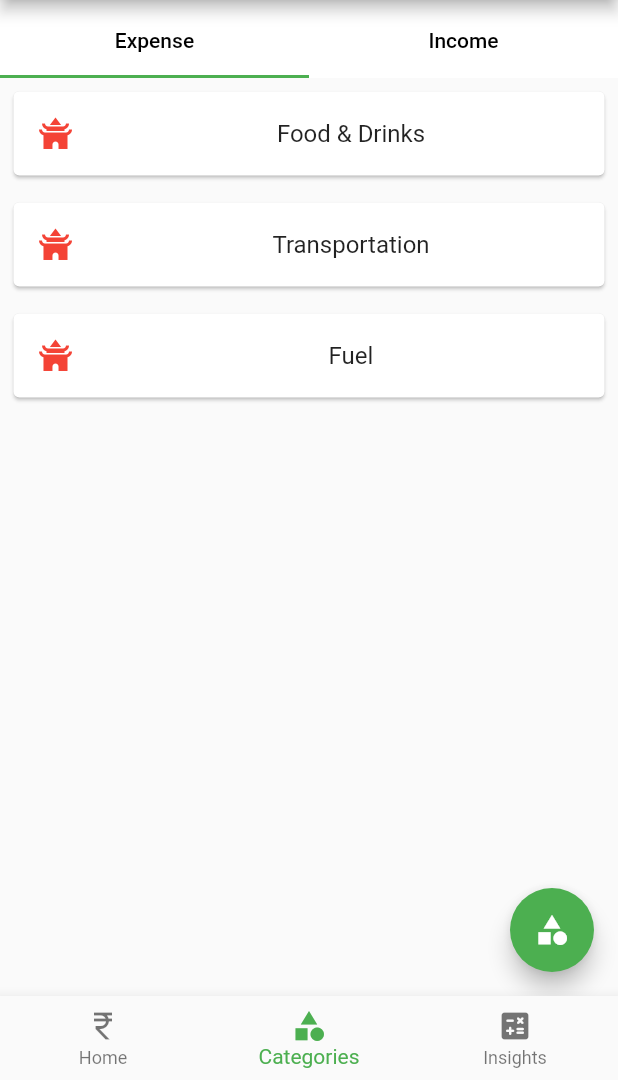
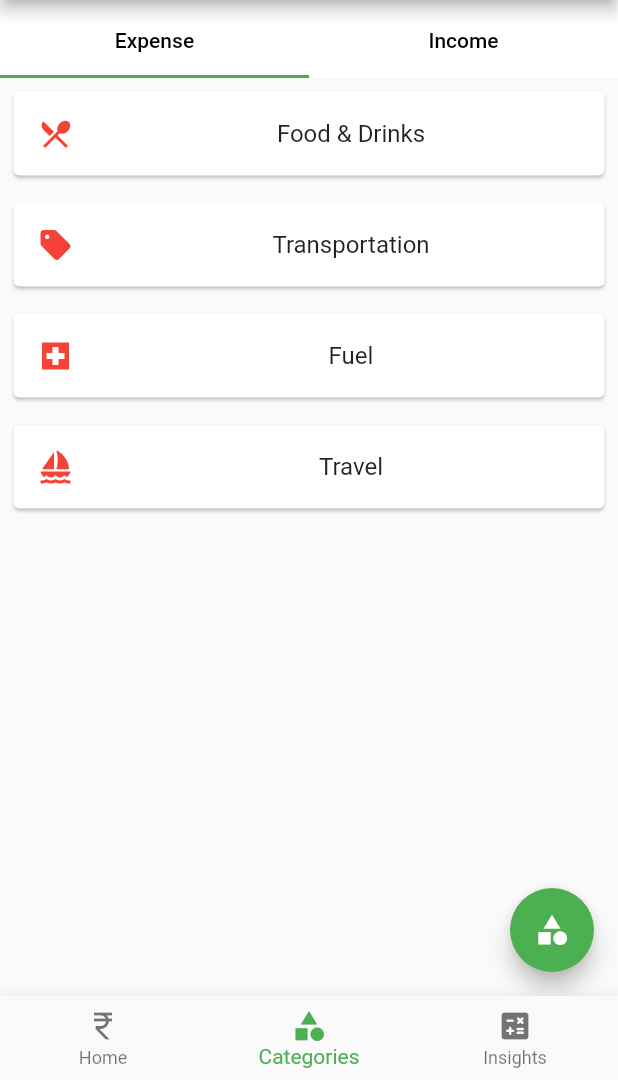
Before and after one commit to aryanPokharel/BudgetBuddy, a Flutter app: the screen it shows after launch, item 2 of the bottom bar chosen, on a phone screen of 412 x 824 dp, the part 156-1236 px from its top. Run offline on Flutter 3.47's test engine with Material 2 defaults, Android fonts, the phone set to English and light mode, and no system bars.

Commit message:
category add with icon made

```diff
--- a/lib/Screens/Categories.dart
+++ b/lib/Screens/Categories.dart
@@ -46,7 +46,7 @@ class _CategoriesState extends State<Categories> {
         floatingActionButtonLocation: FloatingActionButtonLocation.endFloat,
         floatingActionButton: FloatingActionButton(
           onPressed: () {
-            Navigator.pushNamed(context, "/addTransaction");
+            Navigator.pushNamed(context, "/addCategory");
           },
           child: const Icon(Icons.category),
         ),
@@ -90,8 +90,9 @@ class _CategoriesState extends State<Categories> {
                                       expenseCategories[index]['title'],
                                   _toggleOverlay(),
                                 },
-                                leading: const Icon(
-                                  Icons.temple_buddhist,
+                                leading: Icon(
+                                  IconData(expenseCategories[index]['icon'],
+                                      fontFamily: 'MaterialIcons'),
                                   color: Colors.red,
                                 ),
                                 title: Center(
@@ -183,9 +184,10 @@ class _CategoriesState extends State<Categories> {
                                       incomeCategories[index]['title'],
                                   _toggleOverlay()
                                 },
-                                leading: const Icon(
-                                  Icons.temple_buddhist,
-                                  color: Colors.green,
+                                leading: Icon(
+                                  IconData(incomeCategories[index]['icon'],
+                                      fontFamily: 'MaterialIcons'),
+                                  color: Colors.red,
                                 ),
                                 title: Center(
                                   child: Text(
--- a/lib/StateManagement/states.dart
+++ b/lib/StateManagement/states.dart
@@ -6,13 +6,12 @@ class StateProvider with ChangeNotifier {
 
   // Category States
   final List<dynamic> _categoryList = [
-    // "Sports", "Fun", "Cafe Hopping"
-    {"type": "Expense", "title": "Food & Drinks", "icon": "Icons.coffee"},
-    {"type": "Expense", "title": "Transportation", "icon": "Icons.fire_truck"},
-    {"type": "Expense", "title": "Fuel", "icon": "Icons.oil_barrel"},
-
-    {"type": "Income", "title": "Salary", "icon": "Icons.money"},
-    {"type": "Income", "title": "Dakshina", "icon": "Icons.temple_hindu"}
+    {"type": "Expense", "title": "Food & Drinks", "icon": 0xE390},
+    {"type": "Expense", "title": "Transportation", "icon": 0xe570},
+    {"type": "Expense", "title": "Fuel", "icon": 0xEA90},
+    {"type": "Expense", "title": "Travel", "icon": 0xec43},
+    {"type": "Income", "title": "Salary", "icon": 0xE227},
+    {"type": "Income", "title": "Dakshina", "icon": 0xEB09},
   ];
 
   List<dynamic> get categoryList => _categoryList;
--- a/lib/main.dart
+++ b/lib/main.dart
@@ -1,3 +1,4 @@
+import 'package:budget_buddy/Screens/AddCategory.dart';
 import 'package:budget_buddy/Screens/AddTransaction.dart';
 import 'package:budget_buddy/Screens/Home.dart';
 import 'package:budget_buddy/StateManagement/states.dart';
@@ -27,6 +28,7 @@ class MyApp extends StatelessWidget {
       routes: {
         '/': (context) => const HomePage(),
         '/addTransaction': (context) => const AddTransaction(),
+        '/addCategory': (context) => const AddCategory(),
       },
       debugShowCheckedModeBanner: false,
     );
```
Also changed, not shown: lib/Screens/AddCategory.dart (added, +140 -0 lines).
